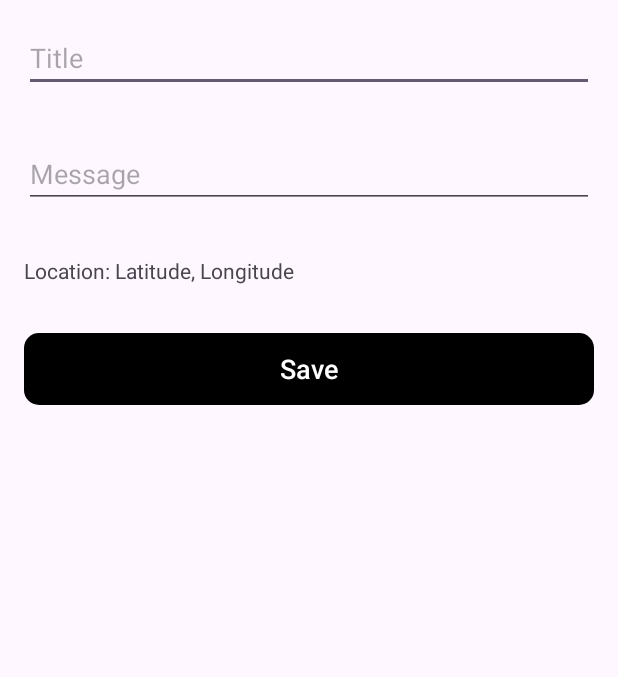
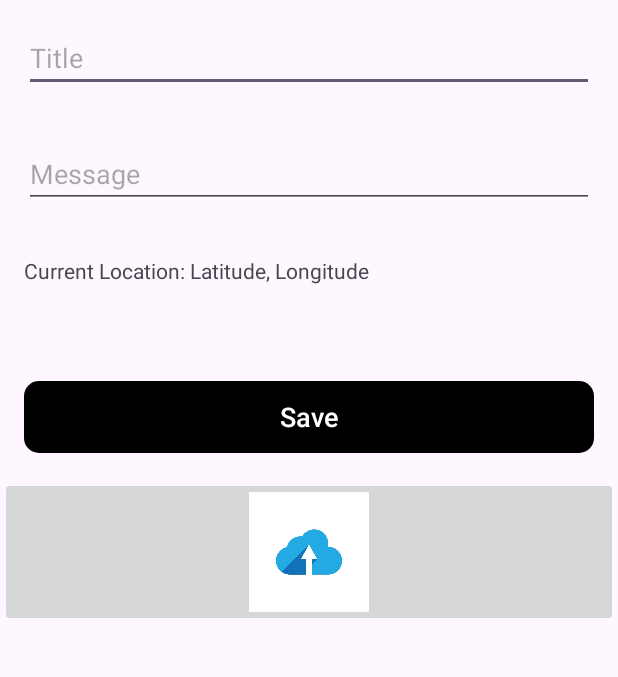
Before and after one commit to ilkkan62/MapMyMoment, an Android app: the NoteEditActivity screen opened directly, with no data from a screen before it, on a phone screen of 412 x 824 dp, the part 96-773 px from its top. Run offline under Robolectric (Android 15) with nearby library versions, the phone set to English and light mode, and no system bars; our stand-ins replace Room's generated code; pictures from the network do not load.

Commit message:
Add imagepicker for adding image, changes location service, upload logo added

```diff
--- a/app/build.gradle.kts
+++ b/app/build.gradle.kts
@@ -3,6 +3,7 @@ plugins {
     id("org.jetbrains.kotlin.android")
     id("kotlin-kapt")
 }
+
 
 android {
     namespace = "com.example.myapplication"
@@ -45,8 +46,6 @@ dependencies {
     implementation("com.google.android.material:material:1.8.0")
     implementation("androidx.constraintlayout:constraintlayout:2.1.4")
 
-    // für Standort/GPS
-    implementation ("com.google.android.gms:play-services-location:21.1.0")
     implementation("com.google.android.gms:play-services-location:21.1.0")
     implementation("org.jetbrains.kotlinx:kotlinx-coroutines-play-services:1.6.0")
     implementation("com.squareup.okhttp3:okhttp:4.9.0")
--- a/app/src/main/AndroidManifest.xml
+++ b/app/src/main/AndroidManifest.xml
@@ -6,10 +6,6 @@
     <uses-permission android:name="android.permission.ACCESS_FINE_LOCATION" />
     <uses-permission android:name="android.permission.ACCESS_COARSE_LOCATION" />
     <uses-permission android:name="android.permission.INTERNET" />
-    <uses-permission android:name="android.permission.READ_EXTERNAL_STORAGE"
-        android:maxSdkVersion="32" />
-    <uses-permission android:name="android.permission.WRITE_EXTERNAL_STORAGE"
-        android:maxSdkVersion="32" />
 
     <application
         android:allowBackup="true"
--- a/app/src/main/java/com/example/myapplication/ListActivity.kt
+++ b/app/src/main/java/com/example/myapplication/ListActivity.kt
@@ -44,8 +44,6 @@ class ListActivity : AppCompatActivity(), AdapterView.OnItemClickListener {
 
     override fun onResume() {
         super.onResume()
-
-        // Update View
         adapter?.notes = noteDao!!.getAll()
         adapter?.notifyDataSetChanged()
     }
@@ -69,5 +67,6 @@ class ListActivity : AppCompatActivity(), AdapterView.OnItemClickListener {
         val intent = Intent(this, NoteEditActivity::class.java)
         intent.putExtra("id", id)
         startActivity(intent)
+
     }
 }
--- a/app/src/main/java/com/example/myapplication/Note.kt
+++ b/app/src/main/java/com/example/myapplication/Note.kt
@@ -10,5 +10,6 @@ data class Note (
     @ColumnInfo(name="message") var message: String,
     @ColumnInfo(name="latitude") var latitude: Double,
     @ColumnInfo(name="longitude") var longitude: Double,
+    @ColumnInfo(name="image") var image: String,
     @PrimaryKey(autoGenerate = true) val id: Long = 0
 )
--- a/app/src/main/java/com/example/myapplication/NoteEditActivity.kt
+++ b/app/src/main/java/com/example/myapplication/NoteEditActivity.kt
@@ -17,6 +17,10 @@ import com.google.android.gms.location.FusedLocationProviderClient
 import android.content.pm.PackageManager
 import androidx.core.app.ActivityCompat
 import androidx.core.content.ContextCompat
+import android.graphics.BitmapFactory
+import android.widget.ImageView
+import android.provider.MediaStore
+import android.content.Intent
 
 class NoteEditActivity : AppCompatActivity(), DialogInterface.OnClickListener {
 
@@ -30,8 +34,14 @@ class NoteEditActivity : AppCompatActivity(), DialogInterface.OnClickListener {
     private lateinit var tvCurrentLocation: TextView
     private val locationList = mutableListOf<Location>()
 
+    // add ImageView
+    private lateinit var ivNoteImage: ImageView
+    private val PICK_IMAGE_REQUEST = 1
+
     companion object {
         private const val LOCATION_PERMISSION_REQUEST_CODE = 1
+        private const val PICK_IMAGE_REQUEST = 2
+
     }
 
     override fun onCreate(savedInstanceState: Bundle?) {
@@ -48,19 +58,26 @@ class NoteEditActivity : AppCompatActivity(), DialogInterface.OnClickListener {
         val etMessage = findViewById<EditText>(R.id.etMessage)
         val btnSave = findViewById<Button>(R.id.btnSave)
         tvCurrentLocation = findViewById<TextView>(R.id.tvCurrentLocation)
+        ivNoteImage = findViewById(R.id.ivNoteImage)
 
-        // Provider for GPS
+        // Set OnClickListener for Image Selection
+        ivNoteImage.setOnClickListener {
+            val intent = Intent(Intent.ACTION_PICK, MediaStore.Images.Media.EXTERNAL_CONTENT_URI)
+            startActivityForResult(intent, PICK_IMAGE_REQUEST)
+        }
+
+        //location provider
         fusedLocationClient = LocationServices.getFusedLocationProviderClient(this)
 
-        // Permission check GPS
+        // Check for location permission
         if (ContextCompat.checkSelfPermission(this, android.Manifest.permission.ACCESS_FINE_LOCATION)
             != PackageManager.PERMISSION_GRANTED) {
-            // Permission denied
+            // Permission is not granted
             ActivityCompat.requestPermissions(this,
                 arrayOf(android.Manifest.permission.ACCESS_FINE_LOCATION),
                 LOCATION_PERMISSION_REQUEST_CODE)
         } else {
-            // Permission already successfull
+            // Permission has already been granted
             getLocation()
         }
 
@@ -79,6 +96,8 @@ class NoteEditActivity : AppCompatActivity(), DialogInterface.OnClickListener {
             etMessage?.setText(note?.message)
             latitude = note?.latitude ?: 0.0
             longitude = note?.longitude ?: 0.0
+            val bitmap = BitmapFactory.decodeFile(note?.image)
+            ivNoteImage.setImageBitmap(bitmap)
 
         }
 
@@ -94,7 +113,7 @@ class NoteEditActivity : AppCompatActivity(), DialogInterface.OnClickListener {
                 note!!.longitude = longitude
                 noteDao?.update(note!!)
             } else {
-                noteDao!!.insertAll(Note(title, message, latitude, longitude))
+                noteDao!!.insertAll(Note(title, message, latitude, longitude, ""))
             }
 
             // Show toast for user
@@ -103,9 +122,16 @@ class NoteEditActivity : AppCompatActivity(), DialogInterface.OnClickListener {
             finish()
         }
     }
-
+    override fun onActivityResult(requestCode: Int, resultCode: Int, data: Intent?) {
+        super.onActivityResult(requestCode, resultCode, data)
+        if (requestCode == PICK_IMAGE_REQUEST && resultCode == RESULT_OK && data != null && data.data != null) {
+            val imageUri = data.data
+            // Setze das ausgewählte Bild in die ImageView
+            ivNoteImage.setImageURI(imageUri)
+        }
+    }
     private fun getLocation() {
-        // Last location place
+        // Get the last known location
         fusedLocationClient.lastLocation
             .addOnSuccessListener { location: Location? ->
                 if (location != null) {
@@ -130,10 +156,10 @@ class NoteEditActivity : AppCompatActivity(), DialogInterface.OnClickListener {
         when (requestCode) {
             LOCATION_PERMISSION_REQUEST_CODE -> {
                 if (grantResults.isNotEmpty() && grantResults[0] == PackageManager.PERMISSION_GRANTED) {
-                    // Permission has been granted
+                    // Permission successfull
                     getLocation()
                 } else {
-                    // Permission has been denied
+                    // Permission denied Meldung
                     Toast.makeText(this, R.string.location_denied, Toast.LENGTH_LONG).show()
                 }
             }
--- a/app/src/main/res/layout/activity_note_edit.xml
+++ b/app/src/main/res/layout/activity_note_edit.xml
@@ -1,5 +1,6 @@
 <?xml version="1.0" encoding="utf-8"?>
 <LinearLayout xmlns:android="http://schemas.android.com/apk/res/android"
+    xmlns:tools="http://schemas.android.com/tools"
     android:layout_width="match_parent"
     android:layout_height="match_parent"
     xmlns:app="http://schemas.android.com/apk/res-auto"
@@ -31,7 +32,14 @@
         android:layout_width="match_parent"
         android:layout_height="wrap_content"
         android:layout_margin="@dimen/margin_medium"
-        android:text="@string/location" />
+        android:text="@string/current_location" />
+
+    <ImageView
+        android:id="@+id/ivNoteImage"
+        android:layout_width="wrap_content"
+        android:layout_height="wrap_content"
+        android:layout_margin="@dimen/margin_medium"
+        android:scaleType="fitXY" />
 
     <Button
         android:id="@+id/btnSave"
@@ -41,4 +49,11 @@
         android:text="@string/save"
         style="@style/Button"/>
 
+    <ImageButton
+        android:id="@+id/imageButton"
+        android:layout_width="match_parent"
+        android:layout_height="100dp"
+        android:scaleType="fitCenter"
+        android:src="@drawable/upload" />
+
 </LinearLayout>
--- a/build.gradle.kts
+++ b/build.gradle.kts
@@ -1,5 +1,5 @@
 // Top-level build file where you can add configuration options common to all sub-projects/modules.
 plugins {
-    id("com.android.application") version "8.1.3" apply false
+    id("com.android.application") version "8.2.1" apply false
     id("org.jetbrains.kotlin.android") version "1.9.0" apply false
 }
```
Also changed, not shown: app/src/main/java/com/example/myapplication/MainActivity.kt (+6 -1 lines), app/src/main/java/com/example/myapplication/NoteAdapter.kt (+23 -0 lines), app/src/main/java/com/example/myapplication/Preferences.kt (+9 -0 lines), app/src/main/res/layout/activity_main.xml (+4 -6 lines), app/src/main/res/drawable/upload.jpg (added), app/src/main/res/layout/activity_list.xml (indentation only).
